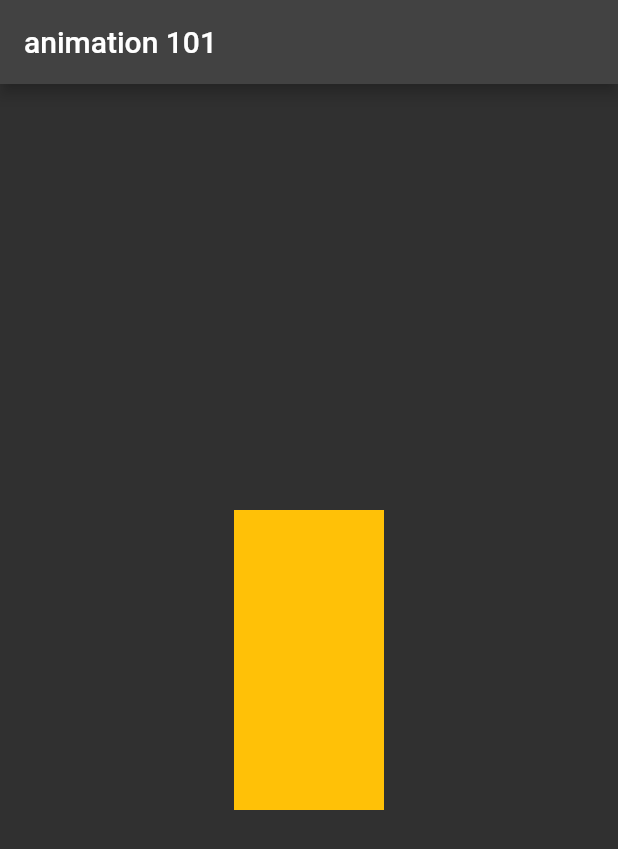
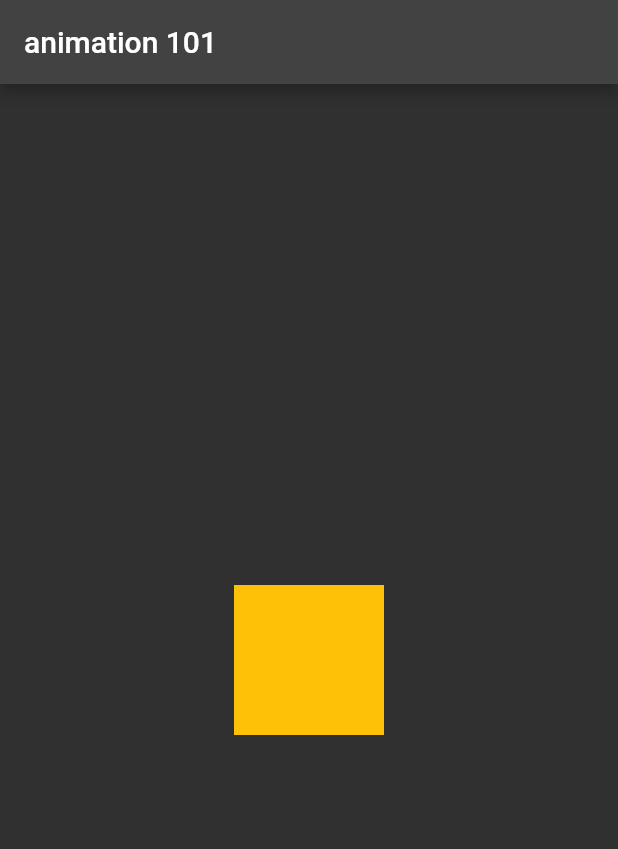
Before and after one commit to Nic-Amir/flutter-animation-101, a Flutter app: the screen it shows after launch, on a phone screen of 412 x 824 dp. Shown: the top 849 px of the screen. Run offline on Flutter 3.47's test engine with Material 2 defaults, Android fonts, the phone set to English and light mode, and no system bars.

```diff
--- a/lib/main.dart
+++ b/lib/main.dart
@@ -43,10 +43,11 @@ class _MyHomePageState extends State<MyHomePage> {
         child: Center(
           child: AnimatedContainer(
             width: selected ? 200.0 : 100,
-            height: selected ? 100 : 200,
+            height: selected ? 200 : 100,
             alignment: Alignment.center,
-            duration: const Duration(seconds: 1),
+            duration: const Duration(milliseconds: 500),
             color: Colors.amber,
+            curve: Curves.elasticOut,
           ),
         ),
       ),
```
